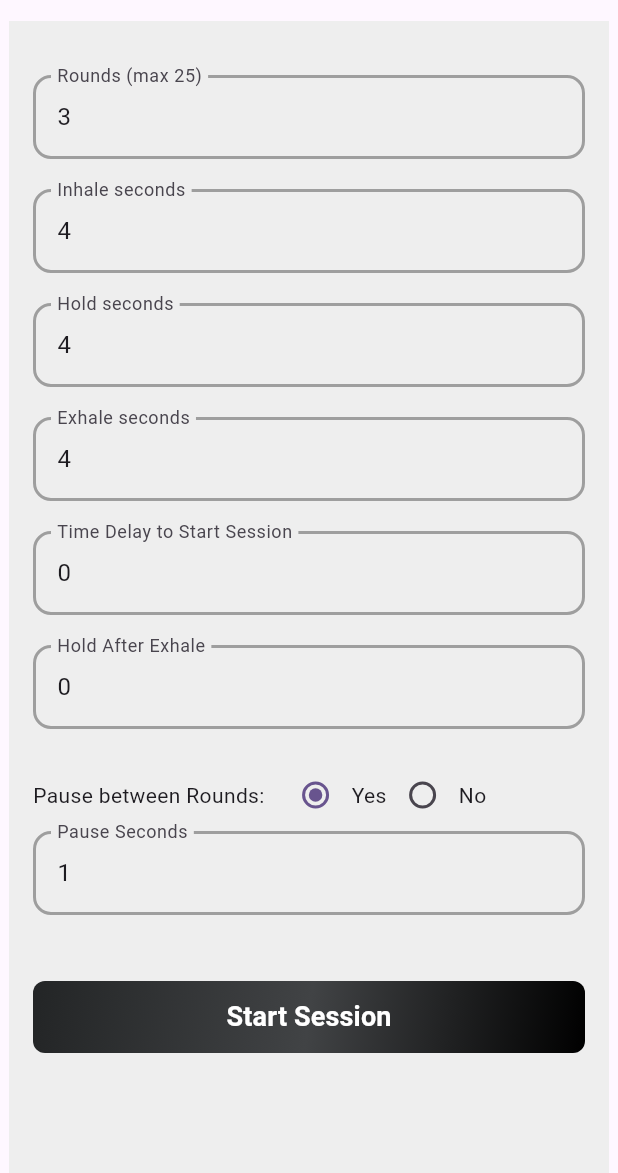
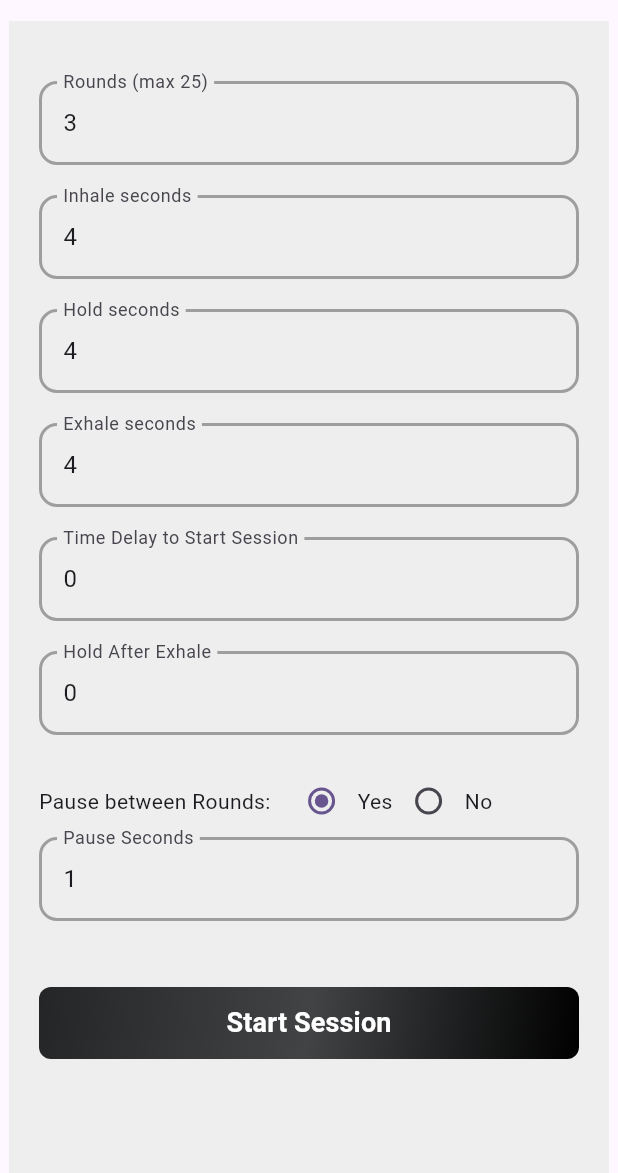
Before and after one commit to urvish-sojitra-seaflux/yoga_session, a Flutter app: the screen it shows after launch, on a phone screen of 412 x 824 dp, the part 63-1236 px from its top. Run offline on Flutter 3.47's test engine with Material 3 defaults, Android fonts, the phone set to English and light mode, and no system bars; our stand-ins replace flutter_tts.

Commit message:
refactor: streamline session phase announcements and simplify layout structure

```diff
--- a/lib/yoga_session/yoga_screen.dart
+++ b/lib/yoga_session/yoga_screen.dart
@@ -61,12 +61,9 @@ class _YogaScreenState extends State<YogaScreen> {
   void _startRound() async {
     await _speak('Round $_currentRound start');
     _startPhase('Inhale', _inhale, () async {
-      await _speak('Hold');
       _startPhase('Hold', _hold, () async {
-        await _speak('Exhale');
         _startPhase('Exhale', _exhale, () async {
           if (_holdAfterExhale > 0) {
-            await _speak('Hold After Exhale');
             _startPhase('Hold After Exhale', _holdAfterExhale, () async {
               _afterExhalePause();
             });
@@ -166,7 +163,7 @@ class _YogaScreenState extends State<YogaScreen> {
         builder: (context, constraints) {
           return Center(
             child: Container(
-              padding: const EdgeInsets.all(16.0),
+              padding: const EdgeInsets.all(20.0),
               alignment: Alignment.center,
               color: Colors.grey[200],
               constraints: BoxConstraints(
```
